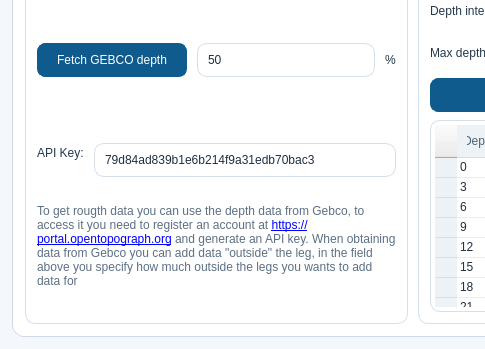
Qt form omrat_base.ui (axelande/OMRAT) before a commit; both pictures show x 0 to 485 and y 454 to 803 of the 698 by 803 pixel window.
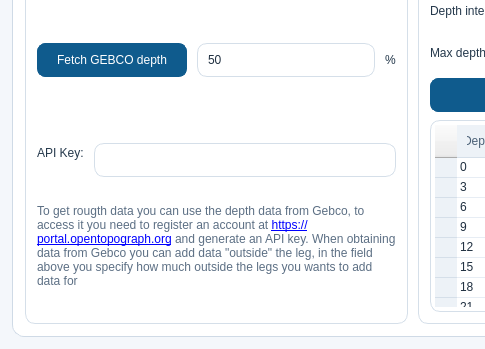
The same form after that commit. The open tabs and pages were chosen to show the change.

```diff
--- a/omrat_base.ui
+++ b/omrat_base.ui
@@ -1229,7 +1229,7 @@
                     </size>
                    </property>
                    <property name="text">
-                    <string>79d84ad839b1e6b214f9a31edb70bac3</string>
+                    <string></string>
                    </property>
                   </widget>
                  </item>
```
